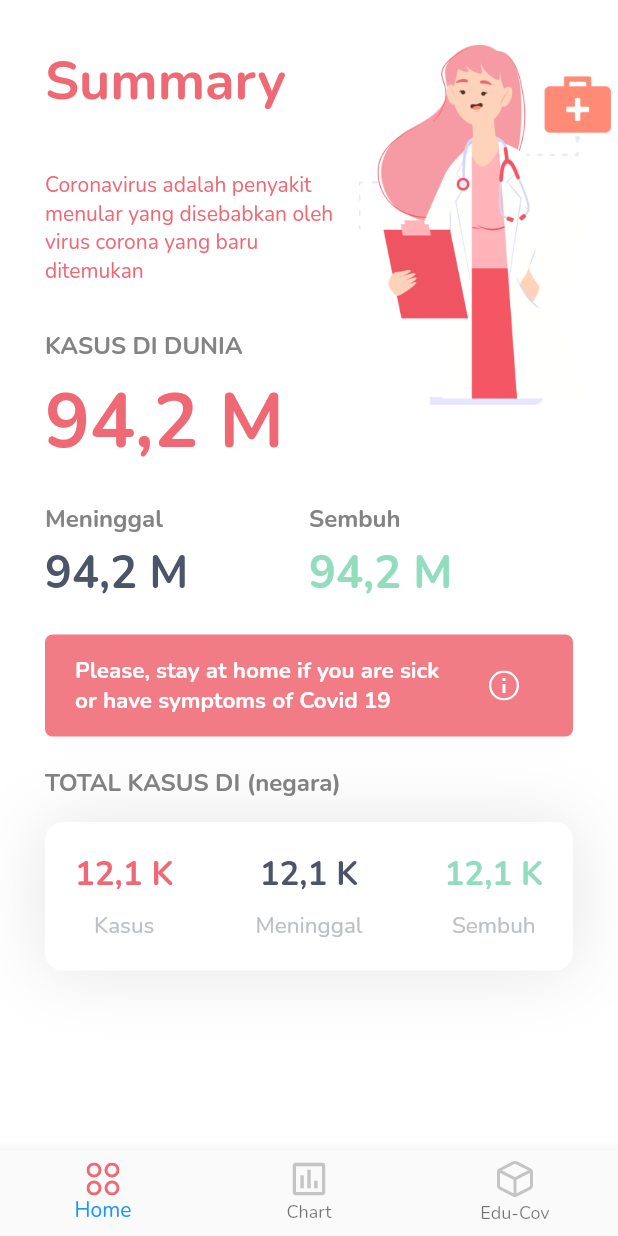
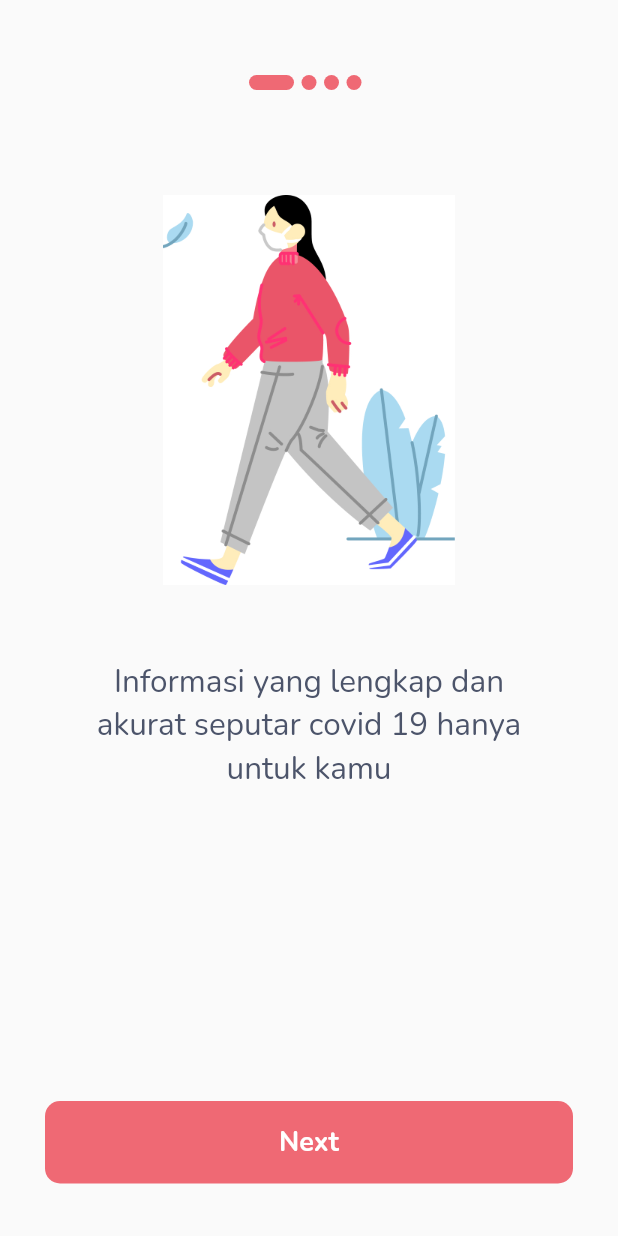
Before and after one commit to kouseina/19-tracker, a Flutter app: the screen it shows after launch, on a phone screen of 412 x 824 dp. Run offline on Flutter 3.47's test engine with Material 2 defaults, Android fonts, the phone set to English and light mode, and no system bars; our stand-ins replace flutter_svg.

Commit message:
added onboarding page

```diff
--- a/lib/main.dart
+++ b/lib/main.dart
@@ -1,6 +1,7 @@
 import 'package:flutter/material.dart';
 import 'package:nineteen_trackers/custom_navigation.dart';
 import 'package:nineteen_trackers/pages/home_page.dart';
+import 'package:nineteen_trackers/pages/onboarding_page.dart';
 import 'package:nineteen_trackers/theme.dart';
 
 void main() {
@@ -28,7 +29,7 @@ class MyApp extends StatelessWidget {
           visualDensity: VisualDensity.adaptivePlatformDensity,
           fontFamily: 'Nunito',
           primaryColor: pinkColor),
-      home: CustomNavigation(),
+      home: OnboardingPage(),
       debugShowCheckedModeBanner: false,
     );
   }
--- a/lib/pages/home_page.dart
+++ b/lib/pages/home_page.dart
@@ -24,7 +24,7 @@ class HomePage extends StatelessWidget {
                       style: titleStyle,
                     ),
                     SizedBox(
-                      height: 35,
+                      height: 10,
                     ),
                     Text(
                       'Coronavirus adalah penyakit menular yang disebabkan oleh virus corona yang baru ditemukan',
--- /dev/null
+++ b/lib/pages/onboarding_page.dart
@@ -0,0 +1,124 @@
+import 'package:flutter/material.dart';
+import 'package:flutter_svg/flutter_svg.dart';
+import 'package:nineteen_trackers/custom_navigation.dart';
+import 'package:nineteen_trackers/theme.dart';
+import 'package:nineteen_trackers/unboarding_model.dart';
+
+class OnboardingPage extends StatefulWidget {
+  @override
+  _OnboardingPageState createState() => _OnboardingPageState();
+}
+
+class _OnboardingPageState extends State<OnboardingPage> {
+  int currentIndex = 0;
+  PageController _controller;
+
+  @override
+  void initState() {
+    _controller = PageController(initialPage: 0);
+    super.initState();
+  }
+
+  @override
+  void dispose() {
+    _controller.dispose();
+    super.dispose();
+  }
+
+  @override
+  Widget build(BuildContext context) {
+    return Scaffold(
+      body: SafeArea(
+        child: Column(
+          children: [
+            Container(
+              padding: EdgeInsets.only(top: 50),
+              child: Row(
+                mainAxisAlignment: MainAxisAlignment.center,
+                children: List.generate(
+                    contents.length, (index) => buildDot(index, context)),
+              ),
+            ),
+            Expanded(
+              child: PageView.builder(
+                  controller: _controller,
+                  itemCount: contents.length,
+                  onPageChanged: (int index) {
+                    setState(() {
+                      currentIndex = index;
+                    });
+                  },
+                  itemBuilder: (_, i) {
+                    return Padding(
+                      padding: const EdgeInsets.fromLTRB(35, 70, 35, 40),
+                      child: Column(
+                        children: [
+                          Image.asset(
+                            contents[i].image,
+                            height: 260,
+                          ),
+                          SizedBox(
+                            height: 50,
+                          ),
+                          Padding(
+                            padding: const EdgeInsets.symmetric(horizontal: 20),
+                            child: Text(
+                              contents[i].text,
+                              textAlign: TextAlign.center,
+                              style: subtitleStyle.copyWith(
+                                  fontSize: 21,
+                                  fontWeight: FontWeight.normal,
+                                  color: blackColor),
+                            ),
+                          )
+                        ],
+                      ),
+                    );
+                  }),
+            ),
+            Container(
+              height: 55,
+              margin: EdgeInsets.fromLTRB(30, 0, 30, 35),
+              width: double.infinity,
+              child: FlatButton(
+                onPressed: () {
+                  if (currentIndex == contents.length - 1) {
+                    Navigator.pushReplacement(context,
+                        MaterialPageRoute(builder: (_) => CustomNavigation()));
+                  }
+                  _controller.nextPage(
+                      duration: Duration(milliseconds: 100),
+                      curve: Curves.bounceIn);
+                },
+                child: Text(
+                  currentIndex == contents.length - 1 ? 'Continue' : 'Next',
+                  style: subtitleStyle.copyWith(
+                    color: whiteColor,
+                    fontSize: 18,
+                  ),
+                ),
+                color: Theme.of(context).primaryColor,
+                textColor: whiteColor,
+                shape: RoundedRectangleBorder(
+                  borderRadius: BorderRadius.circular(10),
+                ),
+              ),
+            )
+          ],
+        ),
+      ),
+    );
+  }
+
+  Container buildDot(int index, BuildContext context) {
+    return Container(
+      height: 10,
+      width: currentIndex == index ? 30 : 10,
+      margin: EdgeInsets.only(right: 5),
+      decoration: BoxDecoration(
+        borderRadius: BorderRadius.circular(20),
+        color: Theme.of(context).primaryColor,
+      ),
+    );
+  }
+}
--- /dev/null
+++ b/lib/unboarding_model.dart
@@ -0,0 +1,22 @@
+class UnboardingModel {
+  String image;
+  String text;
+
+  UnboardingModel({this.image, this.text});
+}
+
+List<UnboardingModel> contents = [
+  UnboardingModel(
+      image: 'assets/images/img_intro1.jpg',
+      text:
+          'Informasi yang lengkap dan akurat seputar covid 19 hanya untuk kamu'),
+  UnboardingModel(
+      image: 'assets/images/img_intro2.jpg',
+      text: 'Track data covid 19 hanya dari rumah saja'),
+  UnboardingModel(
+      image: 'assets/images/img_intro3.jpg',
+      text: 'Cek gejala gejala yang dialami hanya dalam satu aplikasi saja'),
+  UnboardingModel(
+      image: 'assets/images/img_intro4.jpg',
+      text: 'Dimana posisi kamu saat ini?'),
+];
```
Also changed, not shown: assets/images/img_intro1.jpg (added), assets/images/img_intro2.jpg (added), assets/images/img_intro3.jpg (added), assets/images/img_intro4.jpg (added), 3 other files.
